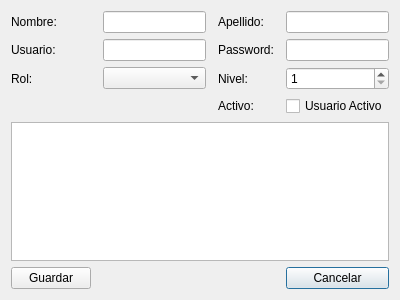
First picture: the form in ui/alta_usuario.ui, repository Musthia/base-deposito, before the edit.
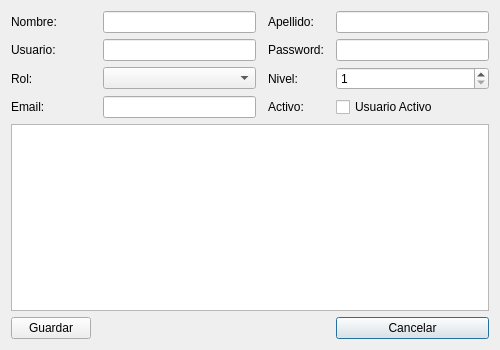
Second picture: the form after the edit.

```diff
--- a/ui/alta_usuario.ui
+++ b/ui/alta_usuario.ui
@@ -6,8 +6,8 @@
    <rect>
     <x>0</x>
     <y>0</y>
-    <width>400</width>
-    <height>300</height>
+    <width>500</width>
+    <height>350</height>
    </rect>
   </property>
   <property name="windowTitle">
@@ -116,6 +116,16 @@
    <item row="2" column="2">
     <widget class="QComboBox" name="comboBox_rol_alta"/>
    </item>
+   <item row="3" column="0">
+    <widget class="QLabel" name="label_email">
+     <property name="text">
+      <string>Email:</string>
+     </property>
+    </widget>
+   </item>
+   <item row="3" column="2">
+    <widget class="QLineEdit" name="lineEdit_email_alta"/>
+   </item>
   </layout>
  </widget>
  <resources/>
```
Left out of the diff: 2 changed lines with no effect on the pictures.
